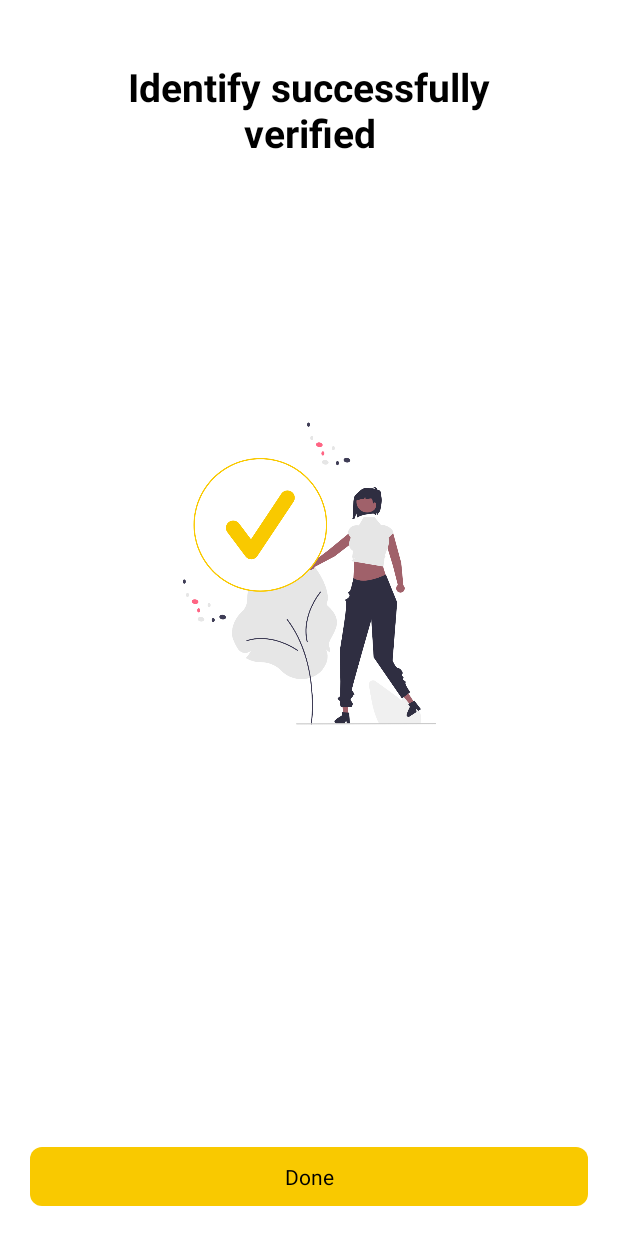
After one commit to LazuardiMahendra/FaceRecognitionDemo, an Android app: the layout activity_complete.xml on its own in the app's theme, with its tools: preview values and no code run, on a phone screen of 412 x 824 dp. The commit adds this screen. Run offline under Robolectric (Android 15) with nearby library versions, the phone set to English and light mode, and no system bars.

Commit message:
new flow v1

```diff
--- a/app/src/main/java/com/example/facerecognition/Constant.kt
+++ b/app/src/main/java/com/example/facerecognition/Constant.kt
@@ -2,8 +2,9 @@ package com.example.facerecognition
 
 object Constant {
 
-//    const val API_KEY = ""
-//    const val ENDPOINT = ""
+    const val API_KEY =
+        "7N5QSpinISul4Bn11JKDLXisqNZurba7US3qOxRSuOBMyFTjwVhZJQQJ99BGAC3pKaRXJ3w3AAAKACOGDyy5"
+    const val ENDPOINT = "https://facerecognitionglobalxtreme.cognitiveservices.azure.com/"
 
 
     const val DETECT_FACE = "face/v1.0/detect"
--- /dev/null
+++ b/app/src/main/res/drawable/background_rounded.xml
@@ -0,0 +1,5 @@
+<?xml version="1.0" encoding="utf-8"?>
+<shape xmlns:android="http://schemas.android.com/apk/res/android"
+    android:shape="oval">
+    <corners android:radius="100dp" />
+</shape>
--- /dev/null
+++ b/app/src/main/res/drawable/button_rounded.xml
@@ -0,0 +1,6 @@
+<?xml version="1.0" encoding="utf-8"?>
+<shape xmlns:android="http://schemas.android.com/apk/res/android"
+    android:shape="rectangle">
+    <corners android:radius="8dp" />
+    <solid android:color="@color/primaryColor" />
+</shape>
--- /dev/null
+++ b/app/src/main/res/layout/activity_complete.xml
@@ -0,0 +1,61 @@
+<?xml version="1.0" encoding="utf-8"?>
+<androidx.constraintlayout.widget.ConstraintLayout xmlns:android="http://schemas.android.com/apk/res/android"
+    xmlns:app="http://schemas.android.com/apk/res-auto"
+    xmlns:tools="http://schemas.android.com/tools"
+    android:id="@+id/main"
+    android:layout_width="match_parent"
+    android:layout_height="match_parent"
+    android:background="@color/white"
+    tools:context=".activity.CompleteActivity">
+
+    <TextView
+        android:layout_width="match_parent"
+        android:layout_height="wrap_content"
+        android:layout_marginHorizontal="40dp"
+        android:layout_marginTop="40dp"
+        android:gravity="center"
+        android:text="Identify successfully verified"
+        android:textColor="@color/black"
+        android:textSize="26sp"
+        android:textStyle="bold"
+        app:layout_constraintEnd_toEndOf="parent"
+        app:layout_constraintHorizontal_bias="0.497"
+        app:layout_constraintStart_toStartOf="parent"
+        app:layout_constraintTop_toTopOf="parent" />
+
+    <ImageView
+        android:id="@+id/imageView"
+        android:layout_width="250dp"
+        android:layout_height="250dp"
+        android:src="@drawable/img_complete"
+        app:layout_constraintBottom_toTopOf="@+id/button"
+        app:layout_constraintEnd_toEndOf="parent"
+        app:layout_constraintStart_toStartOf="parent"
+        app:layout_constraintTop_toTopOf="parent" />
+
+    <androidx.constraintlayout.widget.ConstraintLayout
+        android:id="@+id/button"
+        android:layout_width="match_parent"
+        android:layout_height="wrap_content"
+        android:layout_marginHorizontal="20dp"
+        android:layout_marginBottom="20dp"
+        android:background="@drawable/button_rounded"
+        app:layout_constraintBottom_toBottomOf="parent"
+        app:layout_constraintEnd_toEndOf="parent"
+        app:layout_constraintStart_toStartOf="parent">
+
+        <TextView
+            android:layout_width="wrap_content"
+            android:layout_height="wrap_content"
+            android:layout_marginVertical="10dp"
+            android:text="Done"
+            android:textColor="@color/black"
+            android:textSize="14sp"
+            app:layout_constraintBottom_toBottomOf="parent"
+            app:layout_constraintEnd_toEndOf="parent"
+            app:layout_constraintStart_toStartOf="parent"
+            app:layout_constraintTop_toTopOf="parent" />
+    </androidx.constraintlayout.widget.ConstraintLayout>
+
+
+</androidx.constraintlayout.widget.ConstraintLayout>
--- a/app/src/main/res/values/colors.xml
+++ b/app/src/main/res/values/colors.xml
@@ -1,5 +1,6 @@
 <?xml version="1.0" encoding="utf-8"?>
 <resources>
+    <color name="primaryColor">#f9c900</color>
     <color name="black">#FF000000</color>
     <color name="white">#FFFFFFFF</color>
 </resources>
```
Also changed, not shown: app/src/main/AndroidManifest.xml (+9 -2 lines), app/src/main/java/com/example/facerecognition/MainInterface.kt (+18 -13 lines), app/src/main/java/com/example/facerecognition/MainPresenter.kt (+73 -110 lines), app/src/main/java/com/example/facerecognition/activity/CompleteActivity.kt (added, +31 -0 lines), app/src/main/java/com/example/facerecognition/activity/MainActivity.kt (renamed from app/src/main/java/com/example/facerecognition/MainActivity.kt, +18 -4 lines), app/src/main/java/com/example/facerecognition/activity/WelcomeActivity.kt (added, +34 -0 lines), app/src/main/res/drawable/card_view.xml (added, +23 -0 lines), app/src/main/res/layout/activity_main.xml (+55 -12 lines), app/src/main/res/layout/activity_welcome.xml (added, +72 -0 lines), app/src/main/res/layout/dialog_alert.xml (added, +73 -0 lines), app/src/main/res/drawable/img_bussiness_woman.png (added), app/src/main/res/drawable/img_click_here.png (added), app/src/main/res/drawable/img_complete.png (added), app/src/main/res/drawable/img_runner.png (added).
